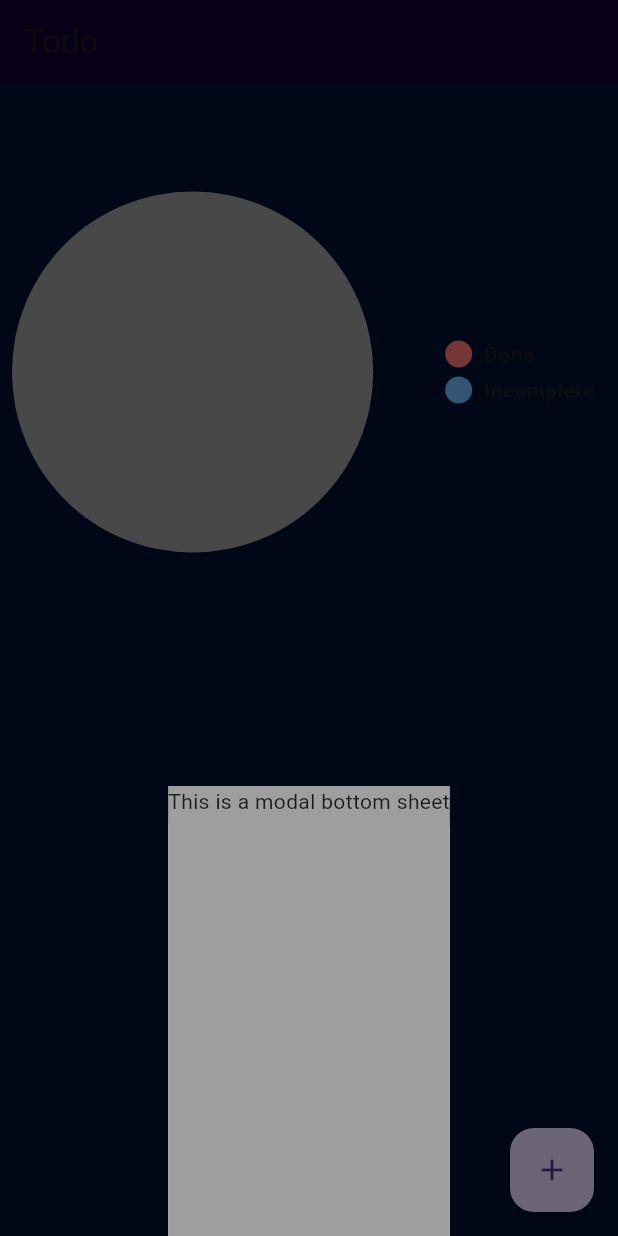
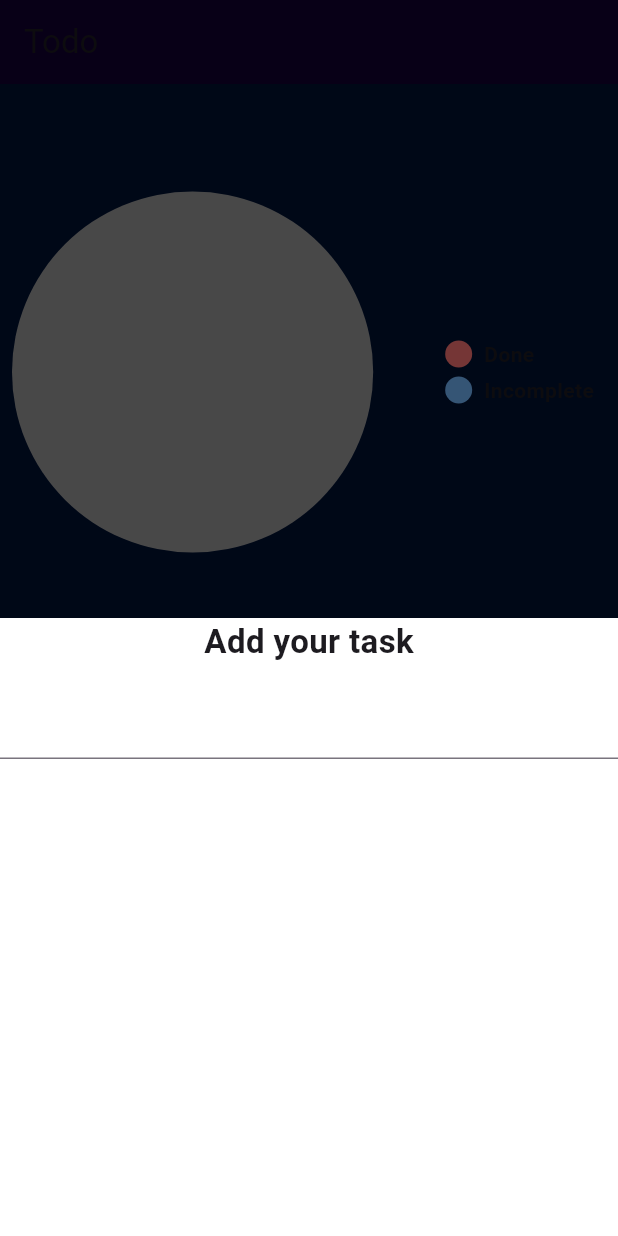
Before and after one commit to abshwabu/flutter-front-end-for-todo-app, a Flutter app: the screen it shows after launch, after a tap on the "add" icon, on a phone screen of 412 x 824 dp. Run offline on Flutter 3.47's test engine with Material 3 defaults, Android fonts, the phone set to English and light mode, and no system bars; drawn by our look-alikes of pie_chart; our stand-ins replace gap; network calls fail.

Commit message:
last day

```diff
--- a/lib/pages/homepage.dart
+++ b/lib/pages/homepage.dart
@@ -6,6 +6,7 @@ import 'package:flutter/material.dart';
 import 'package:frontend/Models/todo.dart';
 import 'package:frontend/widget/appbar.dart';
 import 'package:frontend/widget/todo_container.dart';
+import 'package:gap/gap.dart';
 import 'package:http/http.dart' as http;
 import 'package:frontend/Constants/api.dart';
 import 'package:pie_chart/pie_chart.dart';
@@ -108,9 +109,23 @@ class _HomePageState extends State<HomePage> {
             context: context,
             builder: (BuildContext context) {
               return Container(
-                height: 300,
-                color: Colors.grey,
-                child: Text('This is a modal bottom sheet'),
+                height: MediaQuery.of(context).size.height/2,
+                color: Colors.white,
+                child: Center(
+                    child:Column(
+                      children: [
+                        const Text(
+                            'Add your task',
+                          style: TextStyle(
+                            fontSize: 22,
+                            fontWeight: FontWeight.bold,
+                          ),
+                        ),
+                        Gap(15),
+                      TextField()
+                      ],
+                    )
+                ),
               );
             },
           );
```
